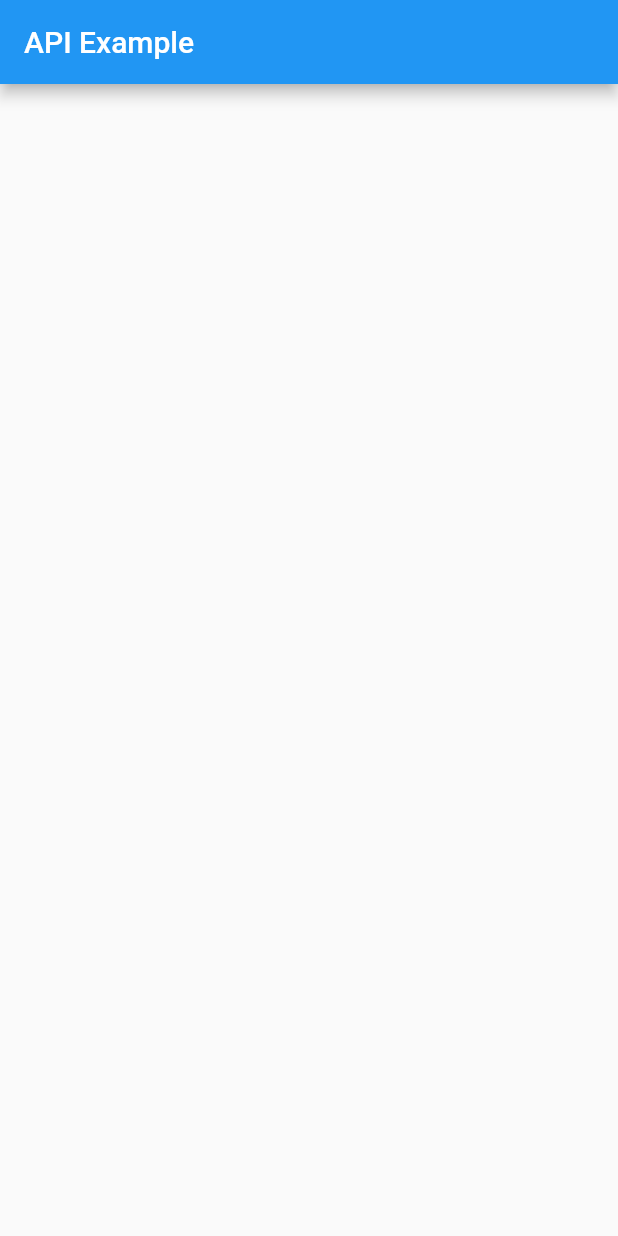
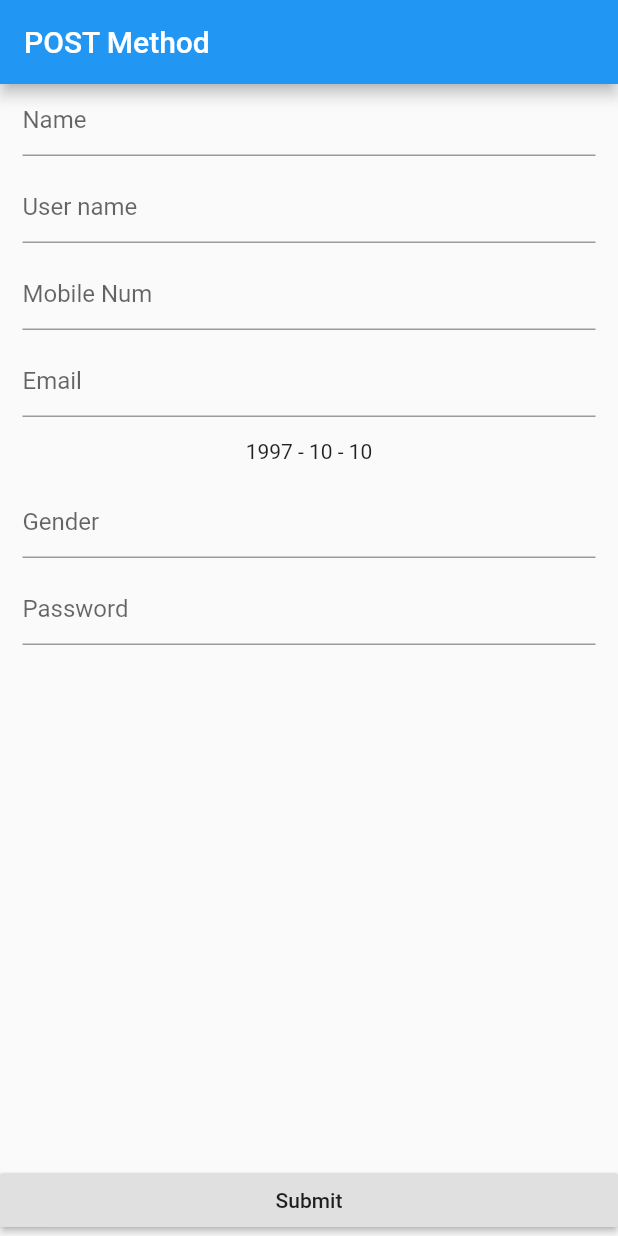
Before and after one commit to Amina-UC/A4-API-Example, a Flutter app: the screen it shows after launch, on a phone screen of 412 x 824 dp. Run offline on Flutter 3.47's test engine with Material 2 defaults, Android fonts, the phone set to English and light mode, and no system bars.

Commit message:
post method api

```diff
--- /dev/null
+++ b/lib/POST Method API/post_api.dart
@@ -0,0 +1,100 @@
+import 'package:flutter/material.dart';
+import 'package:http/http.dart' as http;
+import 'dart:convert';
+
+class PostApi extends StatefulWidget {
+  @override
+  _PostApiState createState() => _PostApiState();
+}
+var dataUser;
+class _PostApiState extends State<PostApi> {
+
+  Future RegisterUser(name,username,email,mobile,gender,birth,password) async {
+    final String url = "http://saasinfomedia.com/foodiz/public/api/register";
+    final register = await http.post(url, body: {
+      "name": name.toString(),
+      "email": email.toString(),
+      "password": password.toString(),
+      "mobile": mobile.toString(),
+      "gender": gender.toString(),
+      "dob": birth,
+      "username": username.toString(),
+    });
+    dataUser = json.decode(register.body);
+    print("QQQQQQQQQQQQQQQQQQQQQQQQQQQQQ"+dataUser.toString());
+  }
+String dob="1997 - 10 - 10";
+  TextEditingController name =TextEditingController();
+  TextEditingController username =TextEditingController();
+  TextEditingController email =TextEditingController();
+  TextEditingController mobile =TextEditingController();
+  TextEditingController gender =TextEditingController();
+  TextEditingController password =TextEditingController();
+
+  @override
+  Widget build(BuildContext context) {
+    return Scaffold(
+      appBar: AppBar(
+        title: Text("POST Method"),
+      ),
+      body: SingleChildScrollView(
+        child: Padding(
+          padding: const EdgeInsets.only(left: 15,right: 15),
+          child: Column(
+            children: [
+              TextField(
+                controller: name,
+                decoration: InputDecoration(
+                  hintText: "Name"
+                ),
+              ),
+              SizedBox(height: 10,),
+              TextField(
+                controller: username,
+                decoration: InputDecoration(
+                    hintText: "User name"
+                ),
+              ),
+              SizedBox(height: 10,),
+              TextField(
+                controller: mobile,
+                decoration: InputDecoration(
+                    hintText: "Mobile Num"
+                ),
+              ),
+              SizedBox(height: 10,),
+              TextField(
+                controller: email,
+                decoration: InputDecoration(
+                    hintText: "Email"
+                ),
+              ),
+              SizedBox(height: 15,),
+              Text(dob),
+              SizedBox(height: 15,),
+              TextField(
+                controller: gender,
+                decoration: InputDecoration(
+                    hintText: "Gender"
+                ),
+              ),
+              SizedBox(height: 10,),
+              TextField(
+                controller: password,
+                decoration: InputDecoration(
+                    hintText: "Password"
+                ),
+              ),
+            ],
+          ),
+        ),
+      ),
+      bottomNavigationBar: RaisedButton(
+        onPressed: (){
+          RegisterUser(name.text,username.text,email.text,mobile.text,gender.text,dob,password.text);
+        },
+        child: Text("Submit"),
+      ),
+    );
+  }
+}
--- a/lib/main.dart
+++ b/lib/main.dart
@@ -1,6 +1,8 @@
 import 'package:flutter/material.dart';
 
-import 'api.dart';
+import 'GET Method API/api.dart';
+import 'POST Method API/post_api.dart';
+
 
 void main() {
   runApp(MyApp());
@@ -16,7 +18,7 @@ class MyApp extends StatelessWidget {
         primarySwatch: Colors.blue,
         visualDensity: VisualDensity.adaptivePlatformDensity,
       ),
-      home: APIExample(),
+      home: PostApi(),
     );
   }
 }
```
Also changed, not shown: lib/GET Method API/api.dart (renamed from lib/api.dart), lib/GET Method API/api_detail_page.dart (renamed from lib/api_detail_page.dart).
